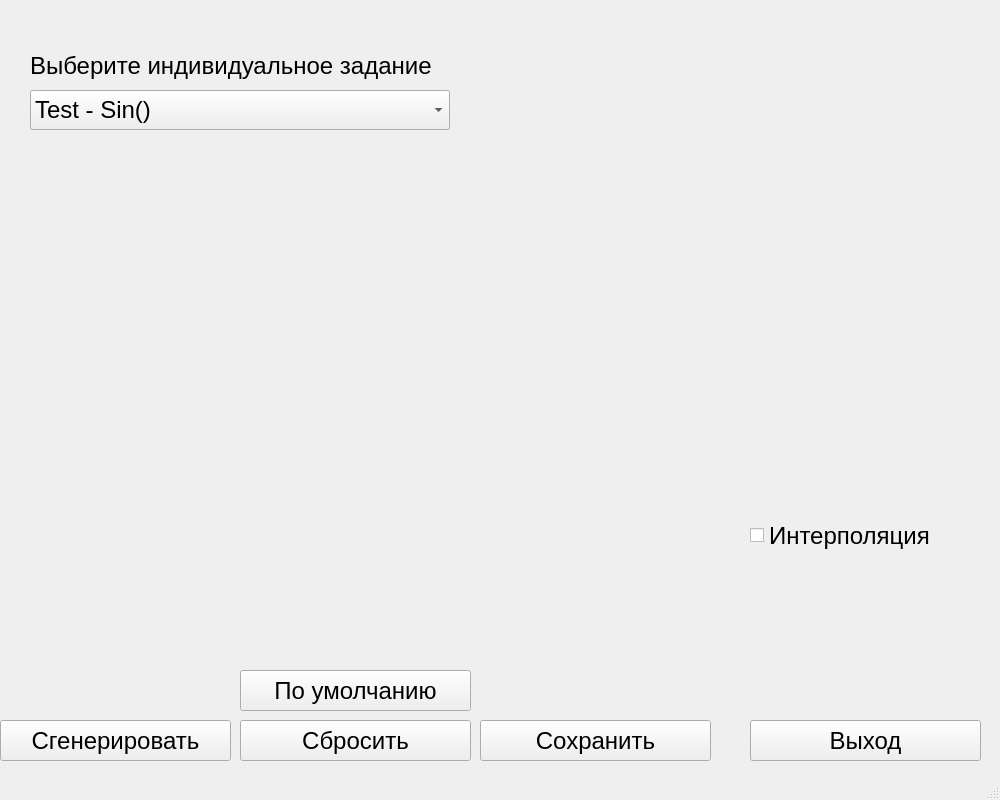
The window that des.ui (absxlvte/DataGenerator) describes before a commit, drawn with Qt 5.
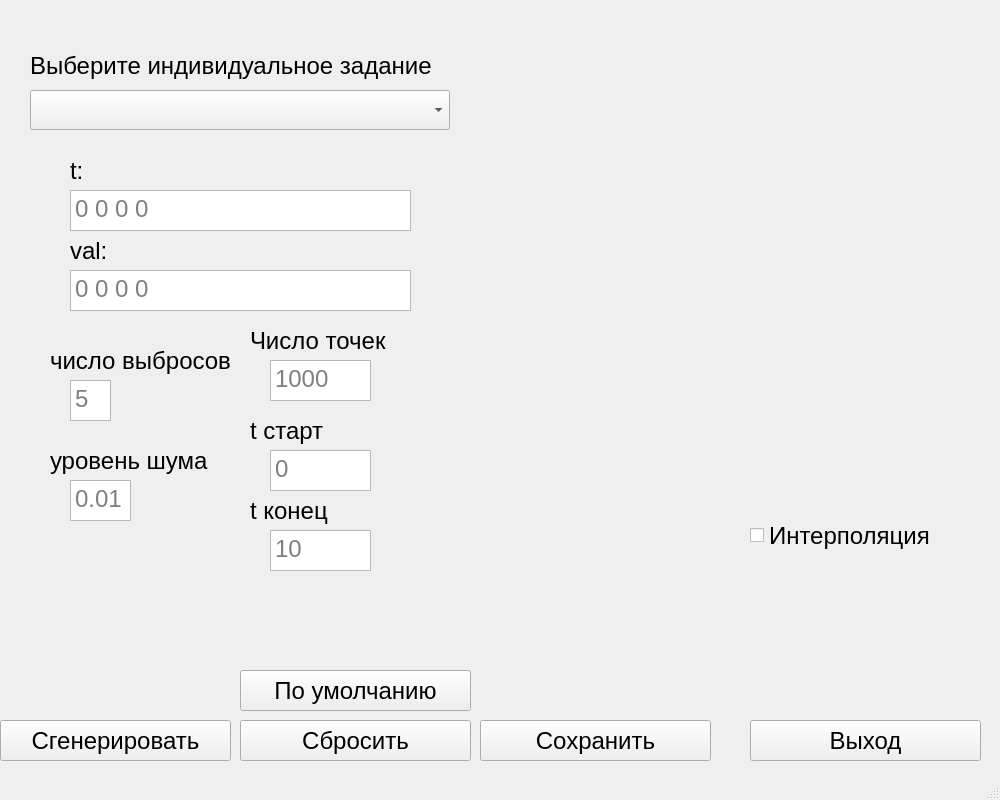
The same window after the commit. The open tabs and pages were chosen to show the change.

Commit message: add gui for capn and cond generators

The edit to the form file:
```diff
--- a/des.ui
+++ b/des.ui
@@ -53,10 +53,10 @@
      <enum>Qt::LeftToRight</enum>
     </property>
     <property name="currentText">
-     <string>Test - Sin()</string>
+     <string/>
     </property>
     <property name="currentIndex">
-     <number>0</number>
+     <number>-1</number>
     </property>
     <property name="maxVisibleItems">
      <number>20</number>
@@ -1773,6 +1773,374 @@
       </property>
      </widget>
     </widget>
+    <widget class="QWidget" name="pageCapnograph">
+     <widget class="QTextEdit" name="n_out_capn">
+      <property name="geometry">
+       <rect>
+        <x>40</x>
+        <y>240</y>
+        <width>41</width>
+        <height>41</height>
+       </rect>
+      </property>
+      <property name="placeholderText">
+       <string>5</string>
+      </property>
+     </widget>
+     <widget class="QTextEdit" name="noiselvl_capn">
+      <property name="geometry">
+       <rect>
+        <x>40</x>
+        <y>340</y>
+        <width>61</width>
+        <height>41</height>
+       </rect>
+      </property>
+      <property name="placeholderText">
+       <string>0.01</string>
+      </property>
+     </widget>
+     <widget class="QTextEdit" name="T_interval_cap">
+      <property name="geometry">
+       <rect>
+        <x>40</x>
+        <y>50</y>
+        <width>341</width>
+        <height>41</height>
+       </rect>
+      </property>
+      <property name="placeholderText">
+       <string>0 0 0 0</string>
+      </property>
+     </widget>
+     <widget class="QTextEdit" name="Val_interval_cap">
+      <property name="geometry">
+       <rect>
+        <x>40</x>
+        <y>130</y>
+        <width>341</width>
+        <height>41</height>
+       </rect>
+      </property>
+      <property name="placeholderText">
+       <string>0 0 0 0</string>
+      </property>
+     </widget>
+     <widget class="QTextEdit" name="Points_cap">
+      <property name="geometry">
+       <rect>
+        <x>240</x>
+        <y>220</y>
+        <width>101</width>
+        <height>41</height>
+       </rect>
+      </property>
+      <property name="placeholderText">
+       <string>1000</string>
+      </property>
+     </widget>
+     <widget class="QTextEdit" name="T_min_cap">
+      <property name="geometry">
+       <rect>
+        <x>240</x>
+        <y>310</y>
+        <width>101</width>
+        <height>41</height>
+       </rect>
+      </property>
+      <property name="placeholderText">
+       <string>0</string>
+      </property>
+     </widget>
+     <widget class="QTextEdit" name="T_max_cap">
+      <property name="geometry">
+       <rect>
+        <x>240</x>
+        <y>390</y>
+        <width>101</width>
+        <height>41</height>
+       </rect>
+      </property>
+      <property name="placeholderText">
+       <string>10</string>
+      </property>
+     </widget>
+     <widget class="QLabel" name="label_52">
+      <property name="geometry">
+       <rect>
+        <x>220</x>
+        <y>180</y>
+        <width>181</width>
+        <height>41</height>
+       </rect>
+      </property>
+      <property name="text">
+       <string>Число точек</string>
+      </property>
+     </widget>
+     <widget class="QLabel" name="label_53">
+      <property name="geometry">
+       <rect>
+        <x>220</x>
+        <y>270</y>
+        <width>181</width>
+        <height>41</height>
+       </rect>
+      </property>
+      <property name="text">
+       <string>t старт</string>
+      </property>
+     </widget>
+     <widget class="QLabel" name="label_54">
+      <property name="geometry">
+       <rect>
+        <x>220</x>
+        <y>350</y>
+        <width>181</width>
+        <height>41</height>
+       </rect>
+      </property>
+      <property name="text">
+       <string>t конец</string>
+      </property>
+     </widget>
+     <widget class="QLabel" name="label_55">
+      <property name="geometry">
+       <rect>
+        <x>20</x>
+        <y>300</y>
+        <width>191</width>
+        <height>41</height>
+       </rect>
+      </property>
+      <property name="text">
+       <string>уровень шума</string>
+      </property>
+     </widget>
+     <widget class="QLabel" name="label_110">
+      <property name="geometry">
+       <rect>
+        <x>20</x>
+        <y>200</y>
+        <width>191</width>
+        <height>41</height>
+       </rect>
+      </property>
+      <property name="text">
+       <string>число выбросов</string>
+      </property>
+     </widget>
+     <widget class="QLabel" name="label_111">
+      <property name="geometry">
+       <rect>
+        <x>40</x>
+        <y>10</y>
+        <width>191</width>
+        <height>41</height>
+       </rect>
+      </property>
+      <property name="text">
+       <string>t:</string>
+      </property>
+     </widget>
+     <widget class="QLabel" name="label_112">
+      <property name="geometry">
+       <rect>
+        <x>40</x>
+        <y>90</y>
+        <width>191</width>
+        <height>41</height>
+       </rect>
+      </property>
+      <property name="text">
+       <string>val:</string>
+      </property>
+     </widget>
+    </widget>
+    <widget class="QWidget" name="pageConductivity">
+     <widget class="QLabel" name="label_113">
+      <property name="geometry">
+       <rect>
+        <x>20</x>
+        <y>10</y>
+        <width>191</width>
+        <height>41</height>
+       </rect>
+      </property>
+      <property name="text">
+       <string>t:</string>
+      </property>
+     </widget>
+     <widget class="QTextEdit" name="T_interval_cond">
+      <property name="geometry">
+       <rect>
+        <x>20</x>
+        <y>50</y>
+        <width>341</width>
+        <height>41</height>
+       </rect>
+      </property>
+      <property name="placeholderText">
+       <string>0 0 0 0</string>
+      </property>
+     </widget>
+     <widget class="QTextEdit" name="Val_interval_cond">
+      <property name="geometry">
+       <rect>
+        <x>20</x>
+        <y>130</y>
+        <width>341</width>
+        <height>41</height>
+       </rect>
+      </property>
+      <property name="placeholderText">
+       <string>0 0 0 0</string>
+      </property>
+     </widget>
+     <widget class="QLabel" name="label_114">
+      <property name="geometry">
+       <rect>
+        <x>20</x>
+        <y>90</y>
+        <width>191</width>
+        <height>41</height>
+       </rect>
+      </property>
+      <property name="text">
+       <string>val:</string>
+      </property>
+     </widget>
+     <widget class="QLabel" name="label_115">
+      <property name="geometry">
+       <rect>
+        <x>10</x>
+        <y>180</y>
+        <width>191</width>
+        <height>41</height>
+       </rect>
+      </property>
+      <property name="text">
+       <string>число выбросов</string>
+      </property>
+     </widget>
+     <widget class="QTextEdit" name="n_out_cond">
+      <property name="geometry">
+       <rect>
+        <x>30</x>
+        <y>220</y>
+        <width>41</width>
+        <height>41</height>
+       </rect>
+      </property>
+      <property name="placeholderText">
+       <string>5</string>
+      </property>
+     </widget>
+     <widget class="QLabel" name="label_116">
+      <property name="geometry">
+       <rect>
+        <x>10</x>
+        <y>270</y>
+        <width>191</width>
+        <height>41</height>
+       </rect>
+      </property>
+      <property name="text">
+       <string>уровень шума</string>
+      </property>
+     </widget>
+     <widget class="QTextEdit" name="noiselvl_cond">
+      <property name="geometry">
+       <rect>
+        <x>20</x>
+        <y>320</y>
+        <width>61</width>
+        <height>41</height>
+       </rect>
+      </property>
+      <property name="placeholderText">
+       <string>0.01</string>
+      </property>
+     </widget>
+     <widget class="QLabel" name="label_117">
+      <property name="geometry">
+       <rect>
+        <x>210</x>
+        <y>180</y>
+        <width>181</width>
+        <height>41</height>
+       </rect>
+      </property>
+      <property name="text">
+       <string>Число точек</string>
+      </property>
+     </widget>
+     <widget class="QTextEdit" name="Points_cond">
+      <property name="geometry">
+       <rect>
+        <x>230</x>
+        <y>220</y>
+        <width>101</width>
+        <height>41</height>
+       </rect>
+      </property>
+      <property name="placeholderText">
+       <string>1000</string>
+      </property>
+     </widget>
+     <widget class="QLabel" name="label_118">
+      <property name="geometry">
+       <rect>
+        <x>210</x>
+        <y>270</y>
+        <width>181</width>
+        <height>41</height>
+       </rect>
+      </property>
+      <property name="text">
+       <string>t старт</string>
+      </property>
+     </widget>
+     <widget class="QTextEdit" name="T_min_cond">
+      <property name="geometry">
+       <rect>
+        <x>230</x>
+        <y>310</y>
+        <width>101</width>
+        <height>41</height>
+       </rect>
+      </property>
+      <property name="placeholderText">
+       <string>0</string>
+      </property>
+     </widget>
+     <widget class="QLabel" name="label_119">
+      <property name="geometry">
+       <rect>
+        <x>210</x>
+        <y>350</y>
+        <width>181</width>
+        <height>41</height>
+       </rect>
+      </property>
+      <property name="text">
+       <string>t конец</string>
+      </property>
+     </widget>
+     <widget class="QTextEdit" name="T_max_cond">
+      <property name="geometry">
+       <rect>
+        <x>230</x>
+        <y>390</y>
+        <width>101</width>
+        <height>41</height>
+       </rect>
+      </property>
+      <property name="placeholderText">
+       <string>10</string>
+      </property>
+     </widget>
+    </widget>
    </widget>
    <widget class="QPushButton" name="button_Generate">
     <property name="geometry">
```
Left out of the diff: 10 changed lines with no effect on the pictures.
